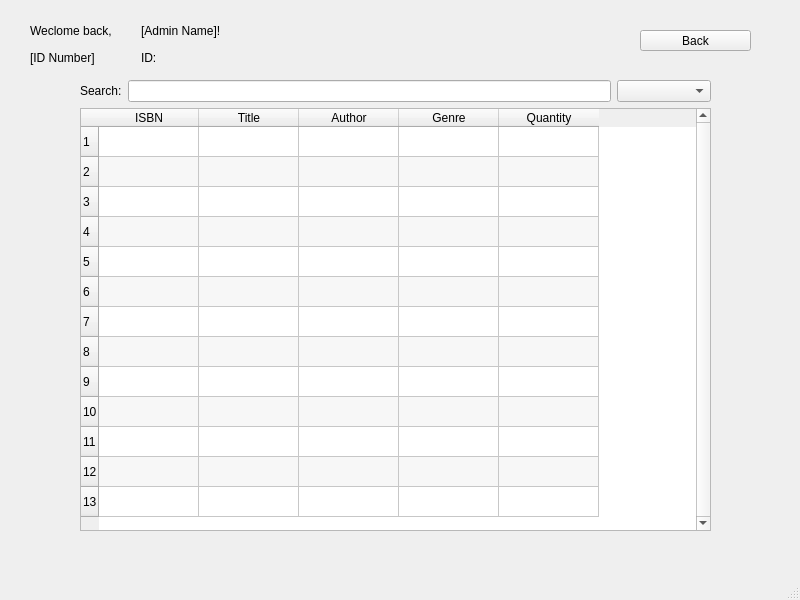
Old version of the form booksearch.ui in the repository apteryxxyz/cs106-a2-client.
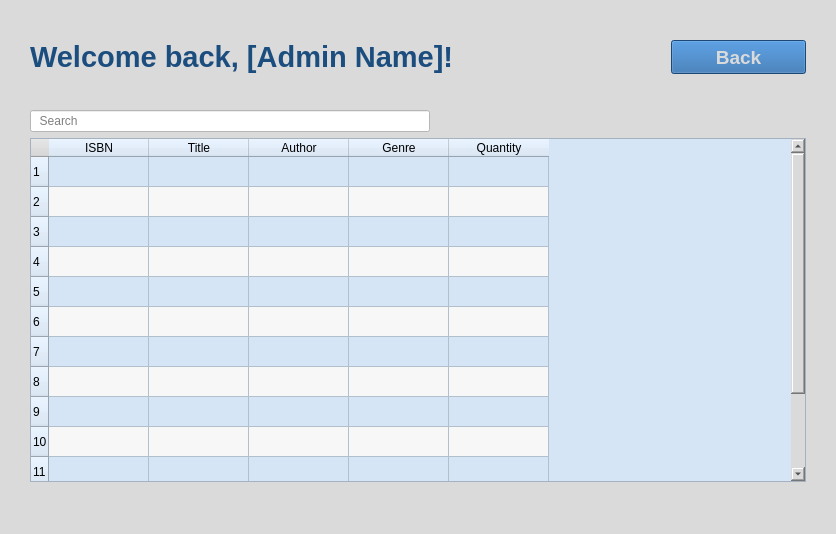
New version of the form. Icons and pictures are not drawn.

Diff of the .ui file:
```diff
--- a/booksearch.ui
+++ b/booksearch.ui
@@ -6,144 +6,117 @@
    <rect>
     <x>0</x>
     <y>0</y>
-    <width>800</width>
-    <height>600</height>
+    <width>836</width>
+    <height>534</height>
    </rect>
   </property>
   <property name="windowTitle">
-   <string>MainWindow</string>
+   <string>Book Search</string>
+  </property>
+  <property name="styleSheet">
+   <string notr="true">background-color: rgb(218, 218, 218);</string>
   </property>
   <widget class="QWidget" name="centralwidget">
-   <widget class="QPushButton" name="pushButton_back">
-    <property name="geometry">
-     <rect>
-      <x>640</x>
-      <y>30</y>
-      <width>111</width>
-      <height>21</height>
-     </rect>
-    </property>
-    <property name="text">
-     <string>Back</string>
-    </property>
-   </widget>
-   <widget class="QWidget" name="layoutWidget">
-    <property name="geometry">
-     <rect>
-      <x>30</x>
-      <y>20</y>
-      <width>215</width>
-      <height>48</height>
-     </rect>
-    </property>
     <layout class="QVBoxLayout" name="verticalLayout">
-     <item>
-      <layout class="QVBoxLayout" name="layoutWelcome">
+    <property name="leftMargin">
+     <number>30</number>
+    </property>
+    <property name="topMargin">
+     <number>40</number>
+    </property>
+    <property name="rightMargin">
+     <number>30</number>
+    </property>
+    <property name="bottomMargin">
+     <number>30</number>
+    </property>
        <item>
         <layout class="QHBoxLayout" name="horizontalLayout">
          <item>
           <widget class="QLabel" name="label_welcome">
+        <property name="font">
+         <font>
+          <pointsize>22</pointsize>
+          <bold>true</bold>
+         </font>
+        </property>
+        <property name="styleSheet">
+         <string notr="true">color: rgb(27, 77, 126);</string>
+        </property>
            <property name="text">
-            <string>Weclome back,</string>
+         <string>Welcome back, [Admin Name]!</string>
            </property>
           </widget>
          </item>
          <item>
-          <widget class="QLabel" name="label_name">
+       <widget class="QPushButton" name="pushButton_back">
+        <property name="maximumSize">
+         <size>
+          <width>135</width>
+          <height>35</height>
+         </size>
+        </property>
+        <property name="font">
+         <font>
+          <pointsize>14</pointsize>
+          <bold>true</bold>
+         </font>
+        </property>
+        <property name="styleSheet">
+         <string notr="true">background-color: rgb(36, 102, 168);
+color: rgb(218, 218, 218);</string>
+        </property>
            <property name="text">
-            <string>[Admin Name]!</string>
-           </property>
+         <string>Back</string>
+        </property>
+        <property name="icon">
+         <iconset>
+          <normalon>:/icons/icons/arrow-left.svg</normalon>
+         </iconset>
+        </property>
+        <property name="iconSize">
+         <size>
+          <width>24</width>
+          <height>24</height>
+         </size>
+        </property>
           </widget>
          </item>
         </layout>
        </item>
-      </layout>
-     </item>
      <item>
-      <layout class="QHBoxLayout" name="layoutID">
-       <item>
-        <widget class="QLabel" name="label_idnum">
-         <property name="text">
-          <string>[ID Number]</string>
-         </property>
-        </widget>
-       </item>
-       <item>
-        <widget class="QLabel" name="label_id">
-         <property name="enabled">
-          <bool>true</bool>
-         </property>
-         <property name="text">
-          <string>ID: </string>
-         </property>
-        </widget>
-       </item>
-      </layout>
-     </item>
-    </layout>
-   </widget>
-   <widget class="QWidget" name="">
-    <property name="geometry">
-     <rect>
-      <x>80</x>
-      <y>80</y>
-      <width>631</width>
-      <height>451</height>
-     </rect>
-    </property>
+     <spacer name="verticalSpacer">
+      <property name="orientation">
+       <enum>Qt::Vertical</enum>
+      </property>
+      <property name="sizeType">
+       <enum>QSizePolicy::Maximum</enum>
+      </property>
+      <property name="sizeHint" stdset="0">
+       <size>
+        <width>20</width>
+        <height>30</height>
+       </size>
+      </property>
+     </spacer>
+    </item>
+    <item>
     <layout class="QVBoxLayout" name="verticalLayout_2">
      <item>
-      <layout class="QHBoxLayout" name="horizontalLayout_3">
-       <item>
-        <layout class="QHBoxLayout" name="horizontalLayout_2">
-         <item>
-          <widget class="QLabel" name="label">
-           <property name="text">
-            <string>Search:</string>
-           </property>
-          </widget>
-         </item>
-         <item>
-          <widget class="QLineEdit" name="lineEdit_searchBar"/>
-         </item>
-        </layout>
-       </item>
-       <item>
-        <widget class="QComboBox" name="comboBox_sort">
-         <property name="sizeAdjustPolicy">
-          <enum>QComboBox::AdjustToContents</enum>
+       <widget class="QLineEdit" name="lineEdit_searchBar">
+        <property name="maximumSize">
+         <size>
+          <width>400</width>
+          <height>16777215</height>
+         </size>
+        </property>
+        <property name="styleSheet">
+         <string notr="true">background-color: rgb(255, 255, 255);</string>
          </property>
          <property name="placeholderText">
-          <string>Sort</string>
-         </property>
-         <item>
-          <property name="text">
-           <string>Title A - Z</string>
-          </property>
-         </item>
-         <item>
-          <property name="text">
-           <string>Title Z - A</string>
-          </property>
-         </item>
-         <item>
-          <property name="text">
-           <string>Author A - Z</string>
-          </property>
-         </item>
-         <item>
-          <property name="text">
-           <string>Author Z - A</string>
-          </property>
-         </item>
-         <item>
-          <property name="text">
-           <string>Genre</string>
-          </property>
-         </item>
-        </widget>
-       </item>
-      </layout>
+         <string>  Search</string>
+        </property>
+       </widget>
      </item>
      <item>
       <widget class="QTableWidget" name="tableWidget">
@@ -153,6 +126,9 @@
          <verstretch>0</verstretch>
         </sizepolicy>
        </property>
+        <property name="styleSheet">
+         <string notr="true">background-color: rgb(213, 229, 246);</string>
+        </property>
        <property name="lineWidth">
         <number>1</number>
        </property>
@@ -212,7 +188,8 @@
       </widget>
      </item>
     </layout>
-   </widget>
+    </item>
+   </layout>
   </widget>
   <widget class="QMenuBar" name="menubar">
    <property name="geometry">
```
Left out of the diff: 4 changed lines with no effect on the pictures. Lines whose indentation alone changed are shown as unchanged.
